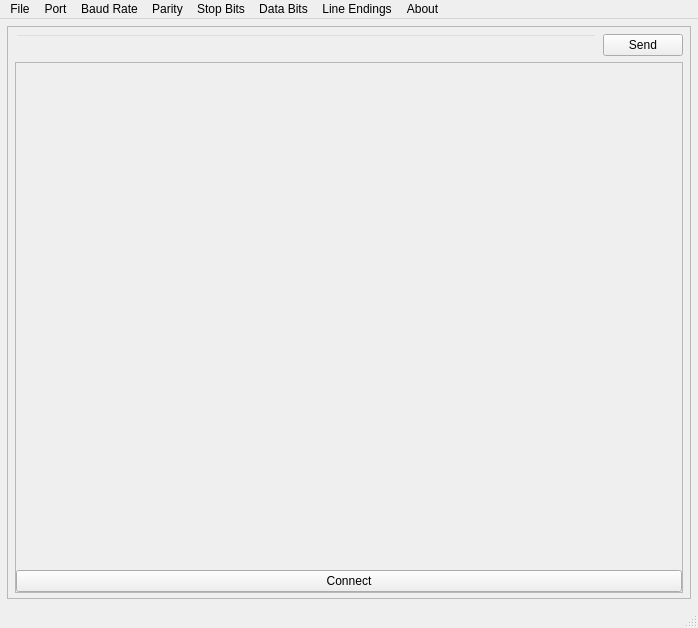
Qt form forms/mainwindow.ui (tlewiscpp/QSerialTerminal) before a commit.
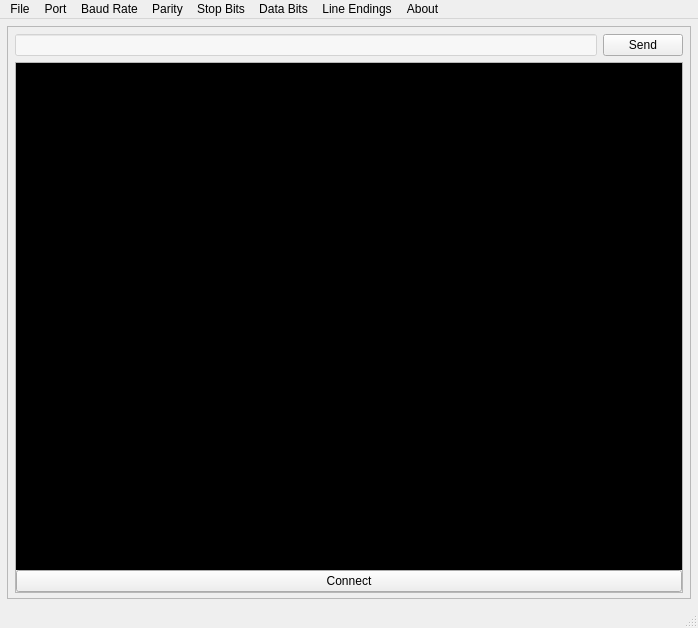
The same form after that commit. Custom widgets are drawn as their Qt base class.

```diff
--- a/forms/mainwindow.ui
+++ b/forms/mainwindow.ui
@@ -69,7 +69,7 @@
           <bool>false</bool>
          </property>
          <property name="styleSheet">
-          <string notr="true">background-color: rgba(255, 255, 255, 0);</string>
+          <string notr="true">background-color: rgba(255, 255, 255, 127);</string>
          </property>
         </widget>
        </item>
@@ -97,7 +97,7 @@
             <x>0</x>
             <y>0</y>
             <width>666</width>
-            <height>516</height>
+            <height>536</height>
            </rect>
           </property>
           <layout class="QGridLayout" name="scrollAreaGridLayout">
@@ -127,14 +127,14 @@
              <property name="font">
               <font>
                <family>DejaVu Sans Mono</family>
-               <pointsize>9</pointsize>
+               <pointsize>14</pointsize>
               </font>
              </property>
              <property name="autoFillBackground">
               <bool>true</bool>
              </property>
              <property name="styleSheet">
-              <string notr="true">background-color: rgba(255, 255, 255, 0);</string>
+              <string notr="true">background-color: rgb(0, 0, 0);</string>
              </property>
             </widget>
            </item>
```
Left out of the diff: 2 changed lines with no effect on the pictures.
